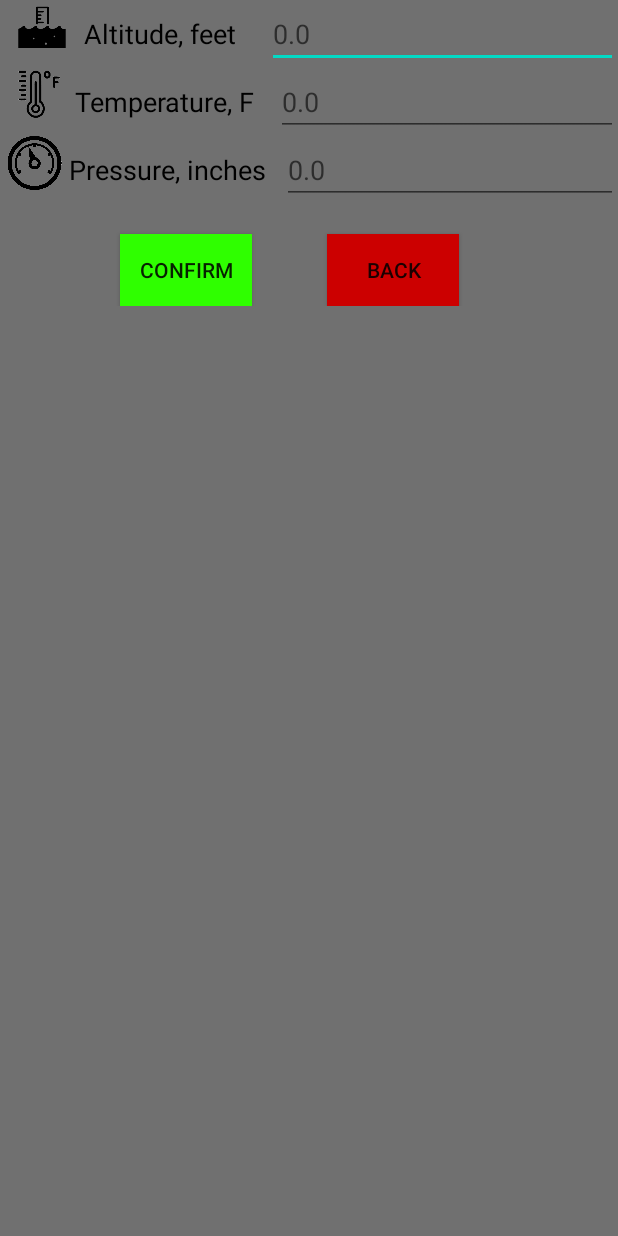
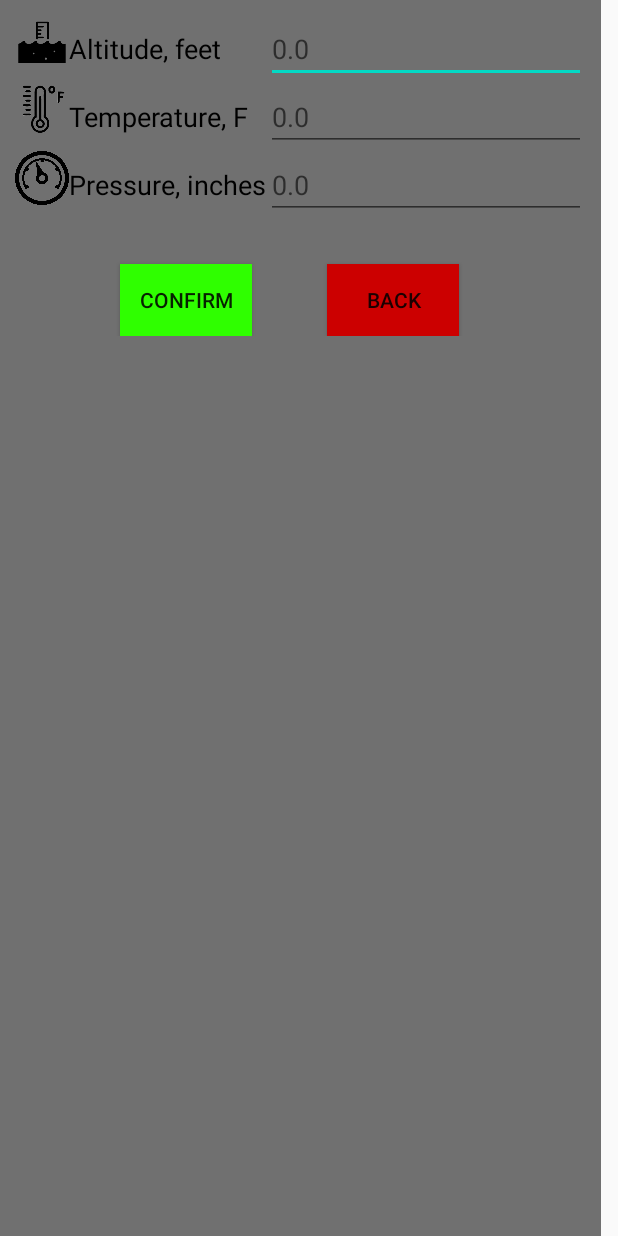
Before and after one commit to OrdernThule/BalisticCalculatorV2, an Android app: the layout atmosphere_activity.xml on its own in the app's theme, with its tools: preview values and no code run, on a phone screen of 412 x 824 dp. Run offline under Robolectric (Android 15) with nearby library versions, the phone set to English and light mode, and no system bars.

```diff
--- a/app/src/main/res/layout/additionalinfo_activity.xml
+++ b/app/src/main/res/layout/additionalinfo_activity.xml
@@ -18,7 +18,6 @@
             android:layout_width="wrap_content"
             android:layout_height="wrap_content"
             android:layout_weight="1"
-            android:text="TextView"
             android:textColor="@android:color/background_dark"
             android:textSize="18sp"
             tools:text="@string/speed_at_the_target_f_s" />
@@ -44,7 +43,6 @@
             android:layout_width="wrap_content"
             android:layout_height="wrap_content"
             android:layout_weight="1"
-            android:text="TextView"
             android:textColor="@android:color/background_dark"
             android:textSize="18sp"
             tools:text="@string/speed_of_sound_f_s" />
@@ -70,7 +68,6 @@
             android:layout_width="wrap_content"
             android:layout_height="wrap_content"
             android:layout_weight="1"
-            android:text="TextView"
             android:textColor="@android:color/background_dark"
             android:textSize="18sp"
             tools:text="@string/flight_time_sec" />
@@ -98,7 +95,6 @@
             android:layout_marginTop="20dp"
             android:layout_weight="1"
             android:background="@android:color/holo_red_dark"
-            android:text="Button"
             tools:text="@string/back1" />
 
     </LinearLayout>
--- a/app/src/main/res/layout/atmosphere_activity.xml
+++ b/app/src/main/res/layout/atmosphere_activity.xml
@@ -3,16 +3,24 @@
     xmlns:app="http://schemas.android.com/apk/res-auto"
     xmlns:tools="http://schemas.android.com/tools"
     android:id="@+id/SecondWindow"
-    android:layout_width="match_parent"
+    android:layout_width="wrap_content"
     android:layout_height="match_parent"
     android:background="@color/grey"
     android:orientation="vertical">
 
     <LinearLayout
-        android:id="@+id/FirstAltitude"
         android:layout_width="match_parent"
         android:layout_height="wrap_content"
-        android:orientation="horizontal">
+        android:orientation="vertical"
+        android:padding="10dp">
+
+        <TableLayout
+            android:layout_width="match_parent"
+            android:layout_height="match_parent">
+
+            <TableRow
+                android:layout_width="match_parent"
+                android:layout_height="match_parent" >
 
                 <ImageView
                     android:id="@+id/imageAltitude"
@@ -26,7 +34,6 @@
                     android:layout_width="wrap_content"
                     android:layout_height="wrap_content"
                     android:layout_weight="1"
-            android:text="TextView"
                     android:textColor="@android:color/background_dark"
                     android:textSize="18sp"
                     tools:text="@string/altitude_feet" />
@@ -39,13 +46,11 @@
                     android:ems="10"
                     android:hint="@string/standart"
                     android:inputType="number" />
-    </LinearLayout>
+            </TableRow>
 
-    <LinearLayout
-        android:id="@+id/SecondTemperature"
+            <TableRow
                 android:layout_width="match_parent"
-        android:layout_height="wrap_content"
-        android:orientation="horizontal">
+                android:layout_height="match_parent" >
 
                 <ImageView
                     android:id="@+id/imageTemperature"
@@ -59,7 +64,6 @@
                     android:layout_width="wrap_content"
                     android:layout_height="wrap_content"
                     android:layout_weight="1"
-            android:text="TextView"
                     android:textColor="@android:color/background_dark"
                     android:textSize="18sp"
                     tools:text="@string/temperature_f1" />
@@ -72,13 +76,11 @@
                     android:ems="10"
                     android:hint="@string/standart"
                     android:inputType="number" />
-    </LinearLayout>
+            </TableRow>
 
-    <LinearLayout
-        android:id="@+id/ThreePressure"
+            <TableRow
                 android:layout_width="match_parent"
-        android:layout_height="wrap_content"
-        android:orientation="horizontal">
+                android:layout_height="match_parent" >
 
                 <ImageView
                     android:id="@+id/imagePressure"
@@ -92,7 +94,6 @@
                     android:layout_width="wrap_content"
                     android:layout_height="wrap_content"
                     android:layout_weight="1"
-            android:text="TextView"
                     android:textColor="@android:color/background_dark"
                     android:textSize="18sp"
                     tools:text="@string/pressure_inches" />
@@ -105,6 +106,9 @@
                     android:ems="10"
                     android:hint="@string/standart"
                     android:inputType="number" />
+            </TableRow>
+
+        </TableLayout>
     </LinearLayout>
 
     <TableLayout
@@ -113,7 +117,7 @@
 
         <TableRow
             android:layout_width="match_parent"
-            android:layout_height="match_parent" >
+            android:layout_height="match_parent">
 
             <Button
                 android:id="@+id/buttonConf"
@@ -122,8 +126,7 @@
                 android:layout_marginLeft="80dp"
                 android:layout_marginTop="20dp"
                 android:background="@color/Green"
-                android:text="Button"
-                tools:text="@string/confirm1" />
+                android:text="@string/confirm1" />
 
             <Button
                 android:id="@+id/buttonBack"
@@ -132,8 +135,7 @@
                 android:layout_marginLeft="50dp"
                 android:layout_marginTop="20dp"
                 android:background="@android:color/holo_red_dark"
-                android:text="Button"
-                tools:text="@string/back1" />
+                android:text="@string/back1" />
         </TableRow>
 
     </TableLayout>
--- a/app/src/main/res/layout/rifle_activity.xml
+++ b/app/src/main/res/layout/rifle_activity.xml
@@ -51,7 +51,6 @@
             android:layout_height="wrap_content"
             android:layout_weight="1"
             android:background="@android:color/holo_red_dark"
-            android:text="Button"
             tools:text="@string/back1" />
     </LinearLayout>
 </LinearLayout>
--- a/app/src/main/res/layout/scope_activity.xml
+++ b/app/src/main/res/layout/scope_activity.xml
@@ -26,7 +26,6 @@
             android:layout_width="wrap_content"
             android:layout_height="wrap_content"
             android:layout_weight="1"
-            android:text="TextView"
             android:textColor="@android:color/background_dark"
             android:textSize="15sp"
             tools:text="@string/sighting_distance_yards" />
@@ -59,7 +58,6 @@
             android:layout_width="wrap_content"
             android:layout_height="wrap_content"
             android:layout_weight="1"
-            android:text="TextView"
             android:textColor="@android:color/background_dark"
             android:textSize="18sp"
             tools:text="@string/sight_height_inches" />
@@ -85,7 +83,6 @@
             android:layout_width="wrap_content"
             android:layout_height="wrap_content"
             android:layout_weight="1"
-            android:text="TextView"
             android:textColor="@android:color/background_dark"
             android:textSize="18sp"
             tools:text="@string/vert_click_moa" />
```
Also changed, not shown: app/src/main/res/layout/cartridge_activity.xml (+1 -7 lines). Lines whose indentation alone changed are shown as unchanged.
